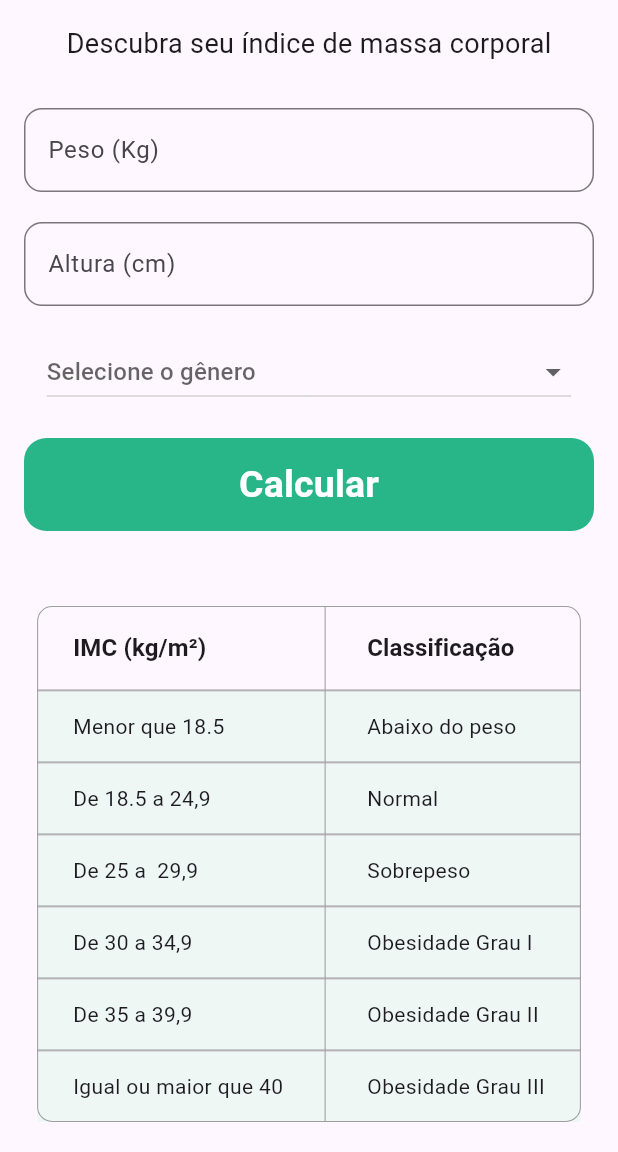
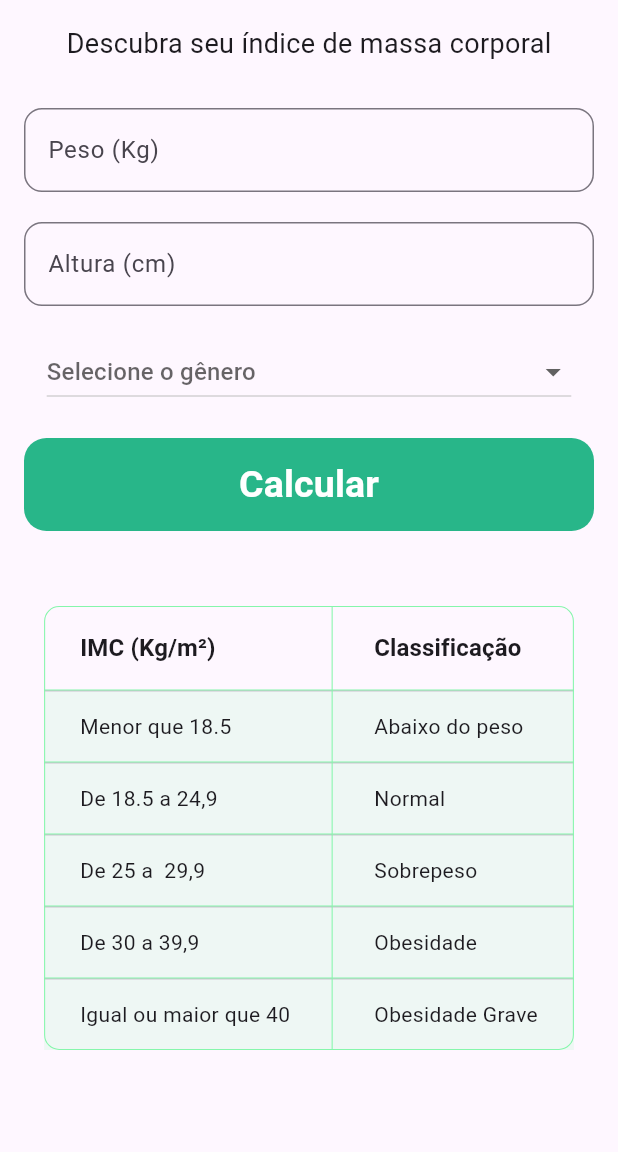
Before and after one commit to Wesley00s/imc, a Flutter app: the screen it shows after launch, after a tap on "Vamos iniciar", on a phone screen of 412 x 824 dp, the part 84-1236 px from its top. Run offline on Flutter 3.47's test engine with Material 3 defaults, Android fonts, the phone set to English and light mode, and no system bars.

Commit message:
Changes in details

```diff
--- a/lib/model/Result.dart
+++ b/lib/model/Result.dart
@@ -51,7 +51,7 @@ class Result {
       }
       imcResponse = "Sobrepeso.";
     }
-    else if (value >= 30.0 && value <= 34.9) {
+    else if (value >= 30.0 && value <= 39.9) {
       switch (gender) {
         case 'Masculino':
           assetImage = const AssetImage(AppMedia.obeseMale1);
@@ -60,18 +60,7 @@ class Result {
           assetImage = const AssetImage(AppMedia.obeseFemale1);
           break;
       }
-      imcResponse = "Obesidade grau I";
-    }
-    else if (value >= 35.0 && value <= 39.9) {
-      switch (gender) {
-        case 'Masculino':
-          assetImage = const AssetImage(AppMedia.obeseMale2);
-          break;
-        case 'Feminino':
-          assetImage = const AssetImage(AppMedia.obeseFemale2);
-          break;
-      }
-      imcResponse = "Obesidade grau II";
+      imcResponse = "Obesidade";
     }
     else {
       switch (gender) {
@@ -82,7 +71,7 @@ class Result {
           assetImage = const AssetImage(AppMedia.obeseFemale3);
           break;
       }
-      imcResponse = "Obesidade grau III";
+      imcResponse = "Obesidade grave";
     }
     return Result(value: value, imcResponse: imcResponse, decorationImage: DecorationImage(image: assetImage));
   }
--- a/lib/res/app_color.dart
+++ b/lib/res/app_color.dart
@@ -4,5 +4,5 @@ class AppColor {
   static Color primaryColor = const Color(0xFF28B689);
   static Color secondaryColor = const Color(0x2185F6AB);
   static Color tertiaryColor = const Color(0xFFEED428);
-
+  static Color tableColor = const Color(0xFF85F6AB);
 }
--- a/lib/screens/home_screen.dart
+++ b/lib/screens/home_screen.dart
@@ -85,7 +85,7 @@ class _HomeScreenState extends State<HomeScreen> {
                     const TextInputType.numberWithOptions(decimal: true),
                 decoration: InputDecoration(
                   labelText: 'Altura (cm)',
-                  hintText: '0.0',
+                  hintText: '0',
                   hintStyle:
                       const TextStyle(color: Colors.black26, fontSize: 16),
                   border: OutlineInputBorder(
@@ -103,6 +103,7 @@ class _HomeScreenState extends State<HomeScreen> {
               const SizedBox(
                 height: 20,
               ),
+              SizedBox(child:
                 GenderDropdown(
                   selectedGender: selectedGender,
                   onChanged: (value) {
@@ -110,6 +111,7 @@ class _HomeScreenState extends State<HomeScreen> {
                       selectedGender = value;
                     });
                   },
+                ),
               ),
               const SizedBox(
                 height: 20,
--- a/lib/screens/welcome_screen.dart
+++ b/lib/screens/welcome_screen.dart
@@ -22,6 +22,8 @@ class _WelcomeScreenState extends State<WelcomeScreen> {
             Image.asset(
               'assets/images/background.png',
               fit: BoxFit.cover,
+              width: 350,
+              height: 350
             ),
             const Text(
               'Bem-vindo(a) ao nosso aplicativo de cálculo de índice de massa corporal!',
--- a/lib/screens/widget/imc_table.dart
+++ b/lib/screens/widget/imc_table.dart
@@ -10,16 +10,16 @@ class IMCTable extends StatelessWidget {
     return DataTable(
       border: TableBorder.all(
         width: .7,
-        color: Colors.grey,
+        color: AppColor.tableColor,
         borderRadius: BorderRadius.circular(10),
       ),
-      columns: const [
-        DataColumn(
-          label: Text(
-            'IMC (kg/m²)',
-            style: TextStyle(fontWeight: FontWeight.bold, fontSize: 16),
+        columns: const [
+          DataColumn(
+            label: Text(
+              'IMC (Kg/m²)',
+              style: TextStyle(fontWeight: FontWeight.bold, fontSize: 16),
+            ),
           ),
-        ),
         DataColumn(
           label: Text(
             'Classificação',
@@ -52,22 +52,15 @@ class IMCTable extends StatelessWidget {
         DataRow(
           color: WidgetStateProperty.all(AppColor.secondaryColor),
           cells: const [
-            DataCell(Text('De 30 a 34,9')),
-            DataCell(Text('Obesidade Grau I')),
-          ],
-        ),
-        DataRow(
-          color: WidgetStateProperty.all(AppColor.secondaryColor),
-          cells: const [
-            DataCell(Text('De 35 a 39,9')),
-            DataCell(Text('Obesidade Grau II')),
+            DataCell(Text('De 30 a 39,9')),
+            DataCell(Text('Obesidade')),
           ],
         ),
         DataRow(
           color: WidgetStateProperty.all(AppColor.secondaryColor),
           cells: const [
             DataCell(Text('Igual ou maior que 40')),
-            DataCell(Text('Obesidade Grau III')),
+            DataCell(Text('Obesidade Grave')),
           ],
         ),
       ],
```
Also changed, not shown: lib/screens/result_screen.dart (+5 -2 lines). Lines whose indentation alone changed are shown as unchanged.
